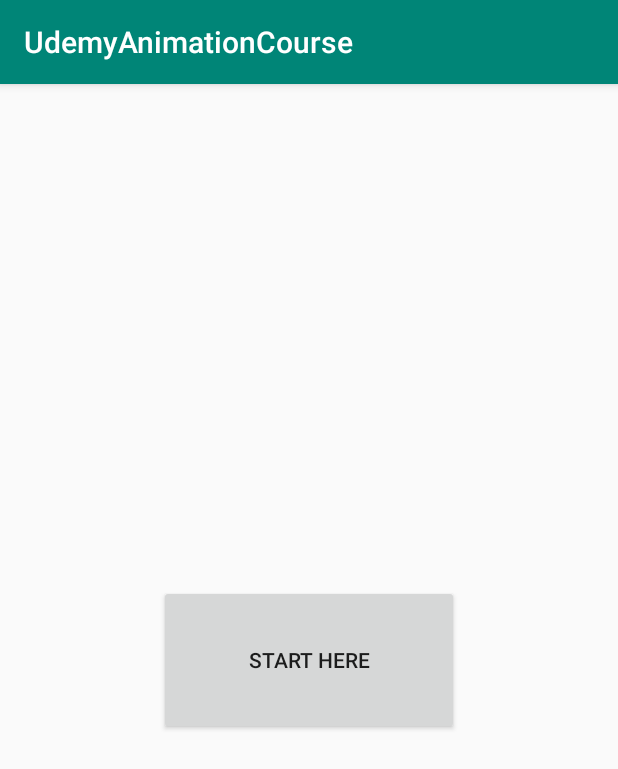
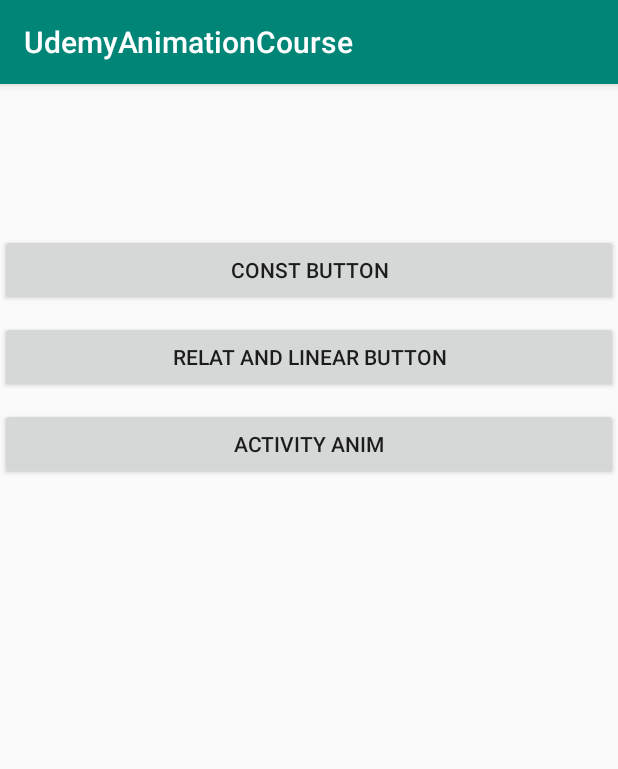
Before and after one commit to ermolaevio/AnimationsCourse, an Android app: the screen it shows after launch (GroupAnimationActivity before the commit, MainActivity after it), on a phone screen of 412 x 824 dp. Shown: the top 769 px of the screen. Run offline under Robolectric (Android 15) with nearby library versions, the light colour scheme and no system bars.

Commit message:
some test with with group anim, added activity anim

```diff
--- a/app/src/main/java/com/ermolaevio/anim/MainActivity.kt
+++ b/app/src/main/java/com/ermolaevio/anim/MainActivity.kt
@@ -1,12 +1,35 @@
 package com.ermolaevio.anim
 
+import android.content.Intent
+import android.os.Bundle
 import androidx.appcompat.app.AppCompatActivity
-import android.os.Bundle
+import com.ermolaevio.anim.activity2.ActivityA
+import com.ermolaevio.anim.group.GroupAnimationActivity
+import com.ermolaevio.anim.group.LinearRelativeAnimationActivity
+import kotlinx.android.synthetic.main.activity_main.*
 
 class MainActivity : AppCompatActivity() {
 
     override fun onCreate(savedInstanceState: Bundle?) {
         super.onCreate(savedInstanceState)
         setContentView(R.layout.activity_main)
+
+        constBtn.setOnClickListener {
+            Intent(this@MainActivity, GroupAnimationActivity::class.java).apply {
+                startActivity(this)
+            }
+        }
+
+        relativeBtn.setOnClickListener {
+            Intent(this@MainActivity, LinearRelativeAnimationActivity::class.java).apply {
+                startActivity(this)
+            }
+        }
+
+        openAnimBtn.setOnClickListener {
+            Intent(this@MainActivity, ActivityA::class.java).apply {
+                startActivity(this)
+            }
+        }
     }
 }
--- a/app/src/main/java/com/ermolaevio/anim/group/GroupAnimationActivity.kt
+++ b/app/src/main/java/com/ermolaevio/anim/group/GroupAnimationActivity.kt
@@ -1,12 +1,10 @@
 package com.ermolaevio.anim.group
 
-import android.os.Build
 import android.os.Bundle
 import android.transition.Fade
 import android.transition.TransitionManager
 import android.view.View
 import android.widget.Button
-import androidx.annotation.RequiresApi
 import androidx.appcompat.app.AppCompatActivity
 import androidx.constraintlayout.widget.ConstraintLayout
 import androidx.constraintlayout.widget.Group
@@ -18,7 +16,6 @@
     private lateinit var start: Button
     private lateinit var rootLayout: ConstraintLayout
 
-    @RequiresApi(Build.VERSION_CODES.KITKAT)
     override fun onCreate(savedInstanceState: Bundle?) {
         super.onCreate(savedInstanceState)
         setContentView(R.layout.activity_group)
--- a/app/src/main/res/layout/activity_main.xml
+++ b/app/src/main/res/layout/activity_main.xml
@@ -6,13 +6,28 @@
     android:layout_height="match_parent"
     tools:context=".MainActivity">
 
-    <TextView
-        android:layout_width="wrap_content"
+    <Button
+        android:id="@+id/constBtn"
+        android:layout_width="match_parent"
         android:layout_height="wrap_content"
-        android:text="Hello World!"
-        app:layout_constraintBottom_toBottomOf="parent"
-        app:layout_constraintLeft_toLeftOf="parent"
-        app:layout_constraintRight_toRightOf="parent"
+        android:layout_marginTop="100dp"
+        android:text="const button"
         app:layout_constraintTop_toTopOf="parent" />
 
+    <Button
+        android:id="@+id/relativeBtn"
+        android:layout_width="match_parent"
+        android:layout_height="wrap_content"
+        android:layout_marginTop="10dp"
+        android:text="relat and linear button"
+        app:layout_constraintTop_toBottomOf="@+id/constBtn" />
+
+    <Button
+        android:id="@+id/openAnimBtn"
+        android:layout_width="match_parent"
+        android:layout_height="wrap_content"
+        android:layout_marginTop="10dp"
+        android:text="Activity Anim"
+        app:layout_constraintTop_toBottomOf="@+id/relativeBtn" />
+
 </androidx.constraintlayout.widget.ConstraintLayout>
```
Also changed, not shown: app/src/main/AndroidManifest.xml (+10 -7 lines), app/src/main/java/com/ermolaevio/anim/activity2/ActivityA.kt (added, +40 -0 lines), app/src/main/java/com/ermolaevio/anim/group/LinearRelativeAnimationActivity.kt (added, +35 -0 lines), app/src/main/res/anim/slide_left_in.xml (added, +7 -0 lines), app/src/main/res/anim/slide_left_out.xml (added, +8 -0 lines), app/src/main/res/anim/slide_right_in.xml (added, +8 -0 lines), app/src/main/res/anim/slide_right_out.xml (added, +8 -0 lines), app/src/main/res/layout/activity_a.xml (added, +19 -0 lines), app/src/main/res/layout/activity_b.xml (added, +9 -0 lines), app/src/main/res/layout/activity_with_relative.xml (added, +59 -0 lines).
